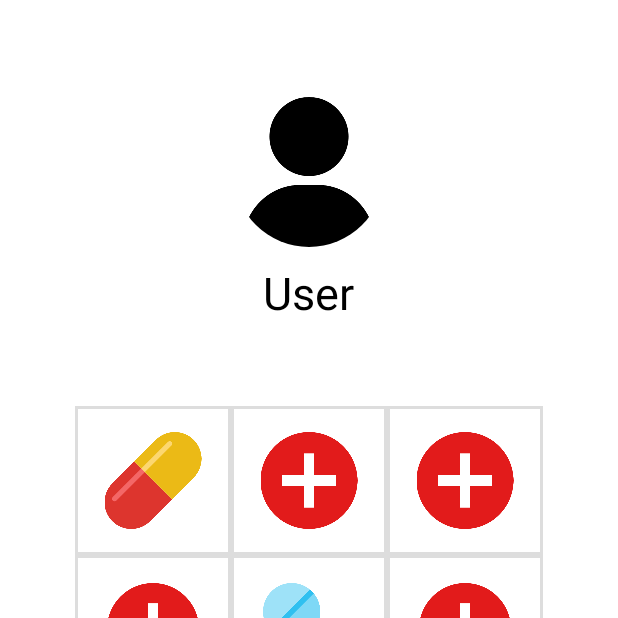
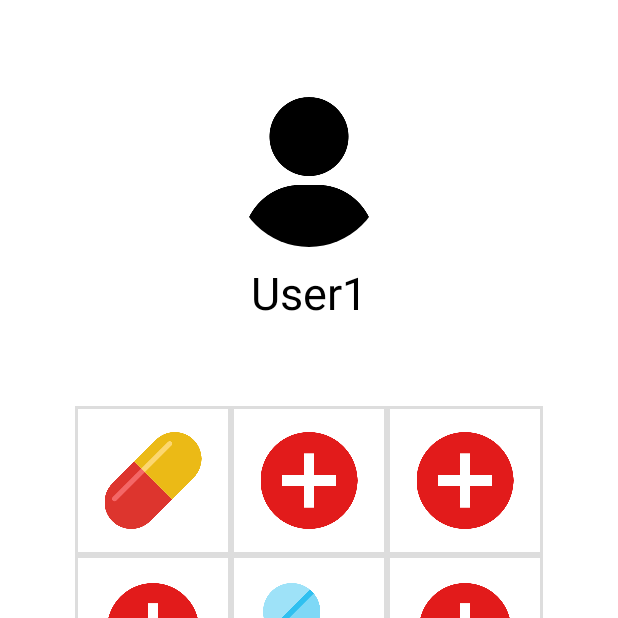
Before and after one commit to MedicineBox/MedicineBox, an Android app: the screen it shows after launch (MainActivity), on a phone screen of 412 x 824 dp, the top half of it. Run offline under Robolectric (Android 15) with nearby library versions, the phone set to English and light mode, and no system bars; our stand-ins replace CircleImageView.

Commit message:
config User to User1 at mainactivity.xml alias mainlayout

```diff
--- a/app/src/main/res/layout/mainactivity.xml
+++ b/app/src/main/res/layout/mainactivity.xml
@@ -23,7 +23,7 @@
         <TextView
             android:layout_width="wrap_content"
             android:layout_height="wrap_content"
-            android:text="User"
+            android:text="User1"
             android:textSize="30sp"
             android:textColor="#000"
             android:layout_marginTop="10dp"
```
